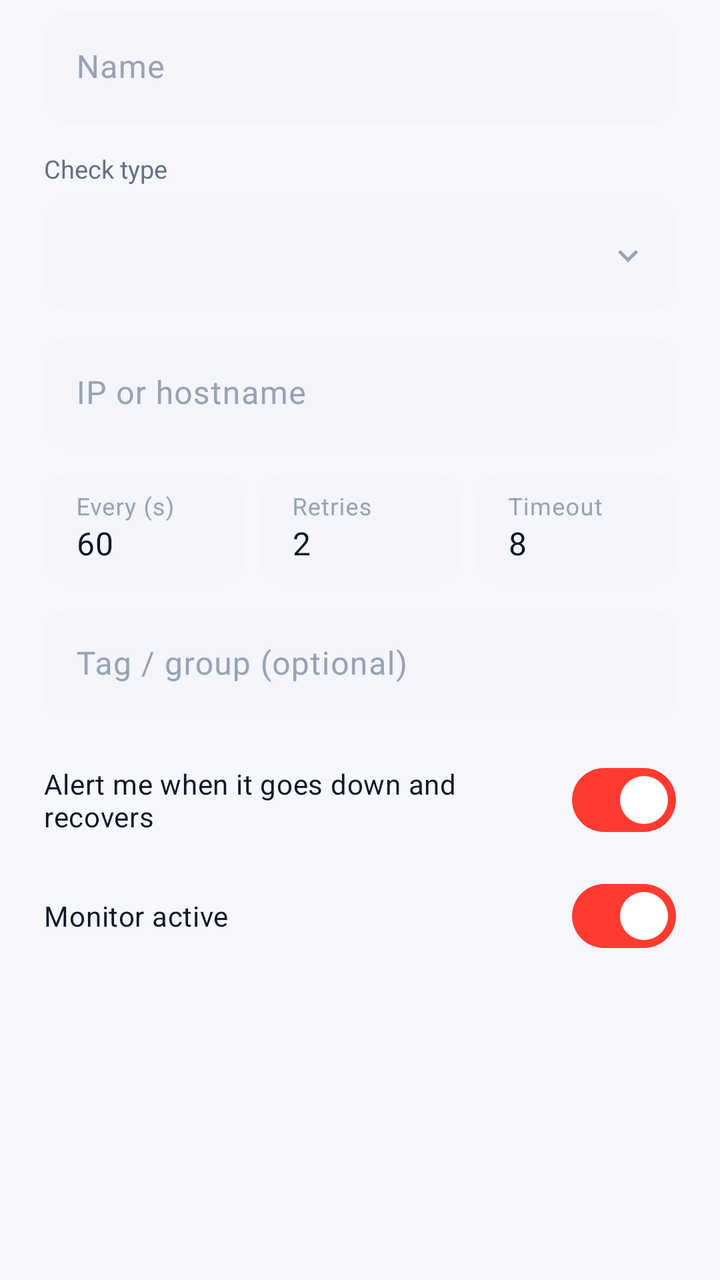
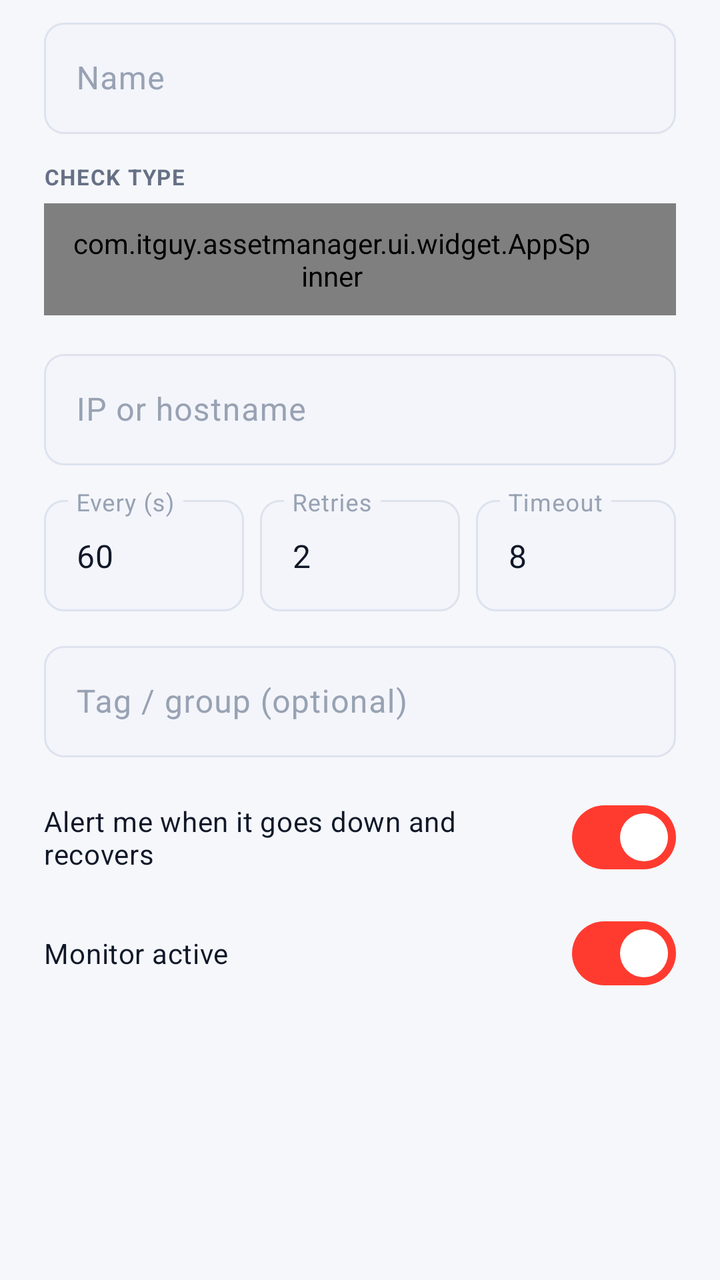

Two renders of the same Android screen: before a commit and after it. Below are the layout's source before the change and the commit's diff.
<!-- AndroidManifest.xml: application theme Theme.ItGuyAssets -->
<!-- res/layout/dialog_heartbeat_edit.xml -->
<?xml version="1.0" encoding="utf-8"?>
<ScrollView xmlns:android="http://schemas.android.com/apk/res/android"
    xmlns:app="http://schemas.android.com/apk/res-auto"
    android:layout_width="match_parent"
    android:layout_height="wrap_content">

    <LinearLayout
        android:layout_width="match_parent"
        android:layout_height="wrap_content"
        android:orientation="vertical"
        android:paddingStart="22dp"
        android:paddingEnd="22dp"
        android:paddingTop="6dp"
        android:paddingBottom="6dp">

        <com.google.android.material.textfield.TextInputLayout
            style="@style/Field"
            android:layout_width="match_parent"
            android:layout_height="wrap_content"
            android:hint="Name">
            <com.google.android.material.textfield.TextInputEditText
                android:id="@+id/edName"
                android:layout_width="match_parent"
                android:layout_height="wrap_content"
                android:maxLines="1"
                android:textColor="@color/text_strong" />
        </com.google.android.material.textfield.TextInputLayout>

        <TextView style="@style/FieldLabel" android:text="Check type" />
        <Spinner android:id="@+id/edKind" style="@style/Dropdown" />

        <com.google.android.material.textfield.TextInputLayout
            android:id="@+id/edTargetWrap"
            style="@style/Field"
            android:layout_width="match_parent"
            android:layout_height="wrap_content"
            android:layout_marginTop="14dp"
            android:hint="IP or hostname">
            <com.google.android.material.textfield.TextInputEditText
                android:id="@+id/edTarget"
                android:layout_width="match_parent"
                android:layout_height="wrap_content"
                android:maxLines="1"
                android:textColor="@color/text_strong" />
        </com.google.android.material.textfield.TextInputLayout>

        <com.google.android.material.textfield.TextInputLayout
            android:id="@+id/edPortWrap"
            style="@style/Field"
            android:layout_width="match_parent"
            android:layout_height="wrap_content"
            android:layout_marginTop="12dp"
            android:hint="Port"
            android:visibility="gone">
            <com.google.android.material.textfield.TextInputEditText
                android:id="@+id/edPort"
                android:layout_width="match_parent"
                android:layout_height="wrap_content"
                android:inputType="number"
                android:textColor="@color/text_strong" />
        </com.google.android.material.textfield.TextInputLayout>

        <com.google.android.material.textfield.TextInputLayout
            android:id="@+id/edKeywordWrap"
            style="@style/Field"
            android:layout_width="match_parent"
            android:layout_height="wrap_content"
            android:layout_marginTop="12dp"
            android:hint="Keyword the page must contain"
            android:visibility="gone">
            <com.google.android.material.textfield.TextInputEditText
                android:id="@+id/edKeyword"
                android:layout_width="match_parent"
                android:layout_height="wrap_content"
                android:textColor="@color/text_strong" />
        </com.google.android.material.textfield.TextInputLayout>

        <LinearLayout
            android:layout_width="match_parent"
            android:layout_height="wrap_content"
            android:layout_marginTop="12dp"
            android:orientation="horizontal">

            <com.google.android.material.textfield.TextInputLayout
                style="@style/Field"
                android:layout_width="0dp"
                android:layout_height="wrap_content"
                android:layout_marginEnd="8dp"
                android:layout_weight="1"
                android:hint="Every (s)">
                <com.google.android.material.textfield.TextInputEditText
                    android:id="@+id/edInterval"
                    android:layout_width="match_parent"
                    android:layout_height="wrap_content"
                    android:inputType="number"
                    android:text="60"
                    android:textColor="@color/text_strong" />
            </com.google.android.material.textfield.TextInputLayout>

            <com.google.android.material.textfield.TextInputLayout
                style="@style/Field"
                android:layout_width="0dp"
                android:layout_height="wrap_content"
                android:layout_marginEnd="8dp"
                android:layout_weight="1"
                android:hint="Retries">
                <com.google.android.material.textfield.TextInputEditText
                    android:id="@+id/edRetries"
                    android:layout_width="match_parent"
                    android:layout_height="wrap_content"
                    android:inputType="number"
                    android:text="2"
                    android:textColor="@color/text_strong" />
            </com.google.android.material.textfield.TextInputLayout>

            <com.google.android.material.textfield.TextInputLayout
                style="@style/Field"
                android:layout_width="0dp"
                android:layout_height="wrap_content"
                android:layout_weight="1"
                android:hint="Timeout">
                <com.google.android.material.textfield.TextInputEditText
                    android:id="@+id/edTimeout"
                    android:layout_width="match_parent"
                    android:layout_height="wrap_content"
                    android:inputType="number"
                    android:text="8"
                    android:textColor="@color/text_strong" />
            </com.google.android.material.textfield.TextInputLayout>
        </LinearLayout>

        <com.google.android.material.textfield.TextInputLayout
            style="@style/Field"
            android:layout_width="match_parent"
            android:layout_height="wrap_content"
            android:layout_marginTop="12dp"
            android:hint="Tag / group (optional)">
            <com.google.android.material.textfield.TextInputEditText
                android:id="@+id/edTag"
                android:layout_width="match_parent"
                android:layout_height="wrap_content"
                android:maxLines="1"
                android:textColor="@color/text_strong" />
        </com.google.android.material.textfield.TextInputLayout>

        <com.google.android.material.materialswitch.MaterialSwitch
            android:id="@+id/edNotify"
            android:layout_width="match_parent"
            android:layout_height="wrap_content"
            android:layout_marginTop="16dp"
            android:checked="true"
            android:text="Alert me when it goes down and recovers"
            android:textColor="@color/text_strong"
            android:textSize="14sp" />

        <com.google.android.material.materialswitch.MaterialSwitch
            android:id="@+id/edEnabled"
            android:layout_width="match_parent"
            android:layout_height="wrap_content"
            android:layout_marginTop="10dp"
            android:checked="true"
            android:text="Monitor active"
            android:textColor="@color/text_strong"
            android:textSize="14sp" />

        <TextView
            android:id="@+id/edHint"
            android:layout_width="match_parent"
            android:layout_height="wrap_content"
            android:layout_marginTop="12dp"
            android:textColor="@color/text_soft"
            android:textSize="11.5sp" />
    </LinearLayout>
</ScrollView>
<!-- resources referenced by this layout -->
<resources>
  <color name="text_soft">#667085</color>
  <color name="text_strong">#101828</color>
  <style name="Field" parent="Widget.Material3.TextInputLayout.FilledBox">
          <item name="boxBackgroundColor">@color/field_fill</item>
          <item name="boxStrokeColor">@color/accent</item>
          <item name="boxStrokeWidth">0dp</item>
          <item name="boxStrokeWidthFocused">2dp</item>
          <item name="boxCornerRadiusTopStart">14dp</item>
          <item name="boxCornerRadiusTopEnd">14dp</item>
          <item name="boxCornerRadiusBottomStart">14dp</item>
          <item name="boxCornerRadiusBottomEnd">14dp</item>
          <item name="hintTextColor">@color/text_soft</item>
          <item name="android:textColorHint">@color/text_faint</item>
      </style>
  <style name="FieldLabel">
          <item name="android:layout_width">wrap_content</item>
          <item name="android:layout_height">wrap_content</item>
          <item name="android:layout_marginTop">14dp</item>
          <item name="android:layout_marginBottom">6dp</item>
          <item name="android:textColor">@color/text_soft</item>
          <item name="android:textSize">12.5sp</item>
      </style>
  <style name="Theme.ItGuyAssets" parent="Base.Theme.ItGuyAssets">
          <item name="android:windowLightStatusBar">true</item>
      </style>
  <!-- drawable dropdown_bg (drawable) -->
  <?xml version="1.0" encoding="utf-8"?>
  <layer-list xmlns:android="http://schemas.android.com/apk/res/android">
      <item>
          <shape android:shape="rectangle">
              <solid android:color="@color/field_fill" />
              <corners android:radius="14dp" />
          </shape>
      </item>
      <item
          android:drawable="@drawable/ic_chevron_down"
          android:gravity="center_vertical|end"
          android:end="14dp"
          android:width="20dp"
          android:height="20dp" />
  </layer-list>
  <color name="card">#FFFFFF</color>
  <color name="field_fill">#F3F5FA</color>
  <color name="accent">#FF3B30</color>
  <color name="text_faint">#98A2B3</color>
  <color name="on_accent">#FFFFFF</color>
  <color name="accent_container">#FFE3E0</color>
  <color name="bg">#F5F7FB</color>
  <color name="surface">#FFFFFF</color>
  <color name="surface_variant">#EDF0F6</color>
  <color name="text">#141B26</color>
  <color name="muted">#5C6A80</color>
  <color name="outline">#DCE1EA</color>
  <style name="Button.IT" parent="Widget.Material3.Button">
          <item name="cornerRadius">16dp</item>
          <item name="android:paddingTop">15dp</item>
          <item name="android:paddingBottom">15dp</item>
          <item name="android:textAllCaps">false</item>
          <item name="android:textSize">15sp</item>
          <item name="android:letterSpacing">0.01</item>
      </style>
  <style name="FabPrimary" parent="Widget.Material3.FloatingActionButton.Primary">
          <item name="backgroundTint">@color/accent</item>
          <item name="tint">@color/on_accent</item>
      </style>
  <color name="card_line">#E8ECF4</color>
  <style name="DialogBody" parent="MaterialAlertDialog.Material3">
          <item name="backgroundTint">@color/card</item>
          <item name="shapeAppearanceOverlay">@style/DialogShape</item>
      </style>
  <style name="DialogTitle" parent="MaterialAlertDialog.Material3.Title.Text">
          <item name="android:textColor">@color/text_strong</item>
          <item name="android:textSize">19sp</item>
          <item name="android:textStyle">bold</item>
      </style>
  <style name="DialogShape">
          <item name="cornerFamily">rounded</item>
          <item name="cornerSize">26dp</item>
      </style>
  <!-- unchanged entries left out for length: 6 -->
</resources>

<!-- the commit's change to res/layout/dialog_heartbeat_edit.xml (unified diff, before → after) -->
@@ -27,7 +27,7 @@
         </com.google.android.material.textfield.TextInputLayout>
 
         <TextView style="@style/FieldLabel" android:text="Check type" />
-        <Spinner android:id="@+id/edKind" style="@style/Dropdown" />
+        <com.itguy.assetmanager.ui.widget.AppSpinner android:id="@+id/edKind" style="@style/Dropdown" />
 
         <com.google.android.material.textfield.TextInputLayout
             android:id="@+id/edTargetWrap"
<!-- resource entries referenced after the edit -->
@@ -2,15 +2,16 @@
 <resources>
   <color name="text_soft">#667085</color>
   <color name="text_strong">#101828</color>
-  <style name="Field" parent="Widget.Material3.TextInputLayout.FilledBox">
+  <style name="Field" parent="Widget.Material3.TextInputLayout.OutlinedBox">
+          <item name="boxBackgroundMode">outline</item>
           <item name="boxBackgroundColor">@color/field_fill</item>
-          <item name="boxStrokeColor">@color/accent</item>
-          <item name="boxStrokeWidth">0dp</item>
+          <item name="boxStrokeColor">@color/field_stroke</item>
+          <item name="boxStrokeWidth">1dp</item>
           <item name="boxStrokeWidthFocused">2dp</item>
-          <item name="boxCornerRadiusTopStart">14dp</item>
-          <item name="boxCornerRadiusTopEnd">14dp</item>
-          <item name="boxCornerRadiusBottomStart">14dp</item>
-          <item name="boxCornerRadiusBottomEnd">14dp</item>
+          <item name="boxCornerRadiusTopStart">10dp</item>
+          <item name="boxCornerRadiusTopEnd">10dp</item>
+          <item name="boxCornerRadiusBottomStart">10dp</item>
+          <item name="boxCornerRadiusBottomEnd">10dp</item>
           <item name="hintTextColor">@color/text_soft</item>
           <item name="android:textColorHint">@color/text_faint</item>
       </style>
@@ -20,7 +21,11 @@
           <item name="android:layout_marginTop">14dp</item>
           <item name="android:layout_marginBottom">6dp</item>
           <item name="android:textColor">@color/text_soft</item>
-          <item name="android:textSize">12.5sp</item>
+          
+          <item name="android:textSize">11sp</item>
+          <item name="android:textStyle">bold</item>
+          <item name="android:letterSpacing">0.05</item>
+          <item name="android:textAllCaps">true</item>
       </style>
   <style name="Theme.ItGuyAssets" parent="Base.Theme.ItGuyAssets">
           <item name="android:windowLightStatusBar">true</item>
@@ -31,7 +36,9 @@
       <item>
           <shape android:shape="rectangle">
               <solid android:color="@color/field_fill" />
-              <corners android:radius="14dp" />
+              
+              <stroke android:width="1dp" android:color="@color/field_line" />
+              <corners android:radius="10dp" />
           </shape>
       </item>
       <item
@@ -45,6 +52,7 @@
   <color name="field_fill">#F3F5FA</color>
   <color name="accent">#FF3B30</color>
   <color name="text_faint">#98A2B3</color>
+  <color name="field_line">#DDE3EE</color>
   <color name="on_accent">#FFFFFF</color>
   <color name="accent_container">#FFE3E0</color>
   <color name="bg">#F5F7FB</color>
@@ -54,7 +62,7 @@
   <color name="muted">#5C6A80</color>
   <color name="outline">#DCE1EA</color>
   <style name="Button.IT" parent="Widget.Material3.Button">
-          <item name="cornerRadius">16dp</item>
+          <item name="cornerRadius">12dp</item>
           <item name="android:paddingTop">15dp</item>
           <item name="android:paddingBottom">15dp</item>
           <item name="android:textAllCaps">false</item>
